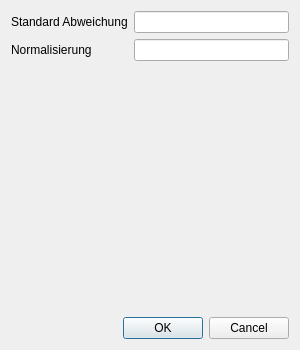
Before: the Qt Designer form views/ConfigureFilterDialog.ui in Tweak161/fa2909, drawn with Qt 5.
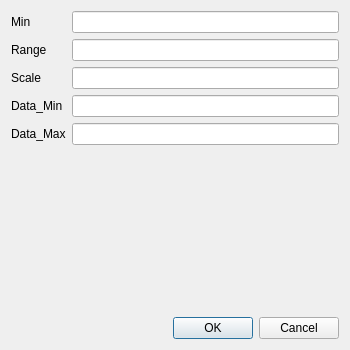
After: the same form once the commit is applied. Icons and pictures are not drawn.

The edit to the form file:
```diff
--- a/views/ConfigureFilterDialog.ui
+++ b/views/ConfigureFilterDialog.ui
@@ -6,19 +6,19 @@
    <rect>
     <x>0</x>
     <y>0</y>
-    <width>300</width>
+    <width>350</width>
     <height>350</height>
    </rect>
   </property>
   <property name="minimumSize">
    <size>
-    <width>300</width>
+    <width>350</width>
     <height>350</height>
    </size>
   </property>
   <property name="maximumSize">
    <size>
-    <width>300</width>
+    <width>350</width>
     <height>350</height>
    </size>
   </property>
@@ -34,10 +34,13 @@
     <layout class="QVBoxLayout" name="verticalLayout">
      <item>
       <layout class="QFormLayout" name="formLayout">
+       <property name="fieldGrowthPolicy">
+        <enum>QFormLayout::AllNonFixedFieldsGrow</enum>
+       </property>
        <item row="0" column="0">
         <widget class="QLabel" name="label_2">
          <property name="text">
-          <string>Standard Abweichung</string>
+          <string>Min</string>
          </property>
          <property name="buddy">
           <cstring>maxIterationsLineEdit</cstring>
@@ -47,19 +50,58 @@
        <item row="0" column="1">
         <widget class="QLineEdit" name="maxIterationsLineEdit"/>
        </item>
-       <item row="1" column="0">
+       <item row="2" column="0">
         <widget class="QLabel" name="label_3">
          <property name="text">
-          <string>Normalisierung</string>
+          <string>Scale</string>
          </property>
          <property name="buddy">
           <cstring>numClustersLineEdit</cstring>
          </property>
         </widget>
        </item>
-       <item row="1" column="1">
+       <item row="2" column="1">
         <widget class="QLineEdit" name="numClustersLineEdit"/>
        </item>
+       <item row="1" column="1">
+        <widget class="QLineEdit" name="numClustersLineEdit_2"/>
+       </item>
+       <item row="1" column="0">
+        <widget class="QLabel" name="label_4">
+         <property name="text">
+          <string>Range</string>
+         </property>
+         <property name="buddy">
+          <cstring>numClustersLineEdit</cstring>
+         </property>
+        </widget>
+       </item>
+       <item row="3" column="0">
+        <widget class="QLabel" name="label_5">
+         <property name="text">
+          <string>Data_Min</string>
+         </property>
+         <property name="buddy">
+          <cstring>numClustersLineEdit</cstring>
+         </property>
+        </widget>
+       </item>
+       <item row="4" column="0">
+        <widget class="QLabel" name="label_6">
+         <property name="text">
+          <string>Data_Max</string>
+         </property>
+         <property name="buddy">
+          <cstring>numClustersLineEdit</cstring>
+         </property>
+        </widget>
+       </item>
+       <item row="3" column="1">
+        <widget class="QLineEdit" name="numClustersLineEdit_3"/>
+       </item>
+       <item row="4" column="1">
+        <widget class="QLineEdit" name="numClustersLineEdit_4"/>
+       </item>
       </layout>
      </item>
      <item>
```
Left out of the diff: 6 changed lines with no effect on the pictures.
